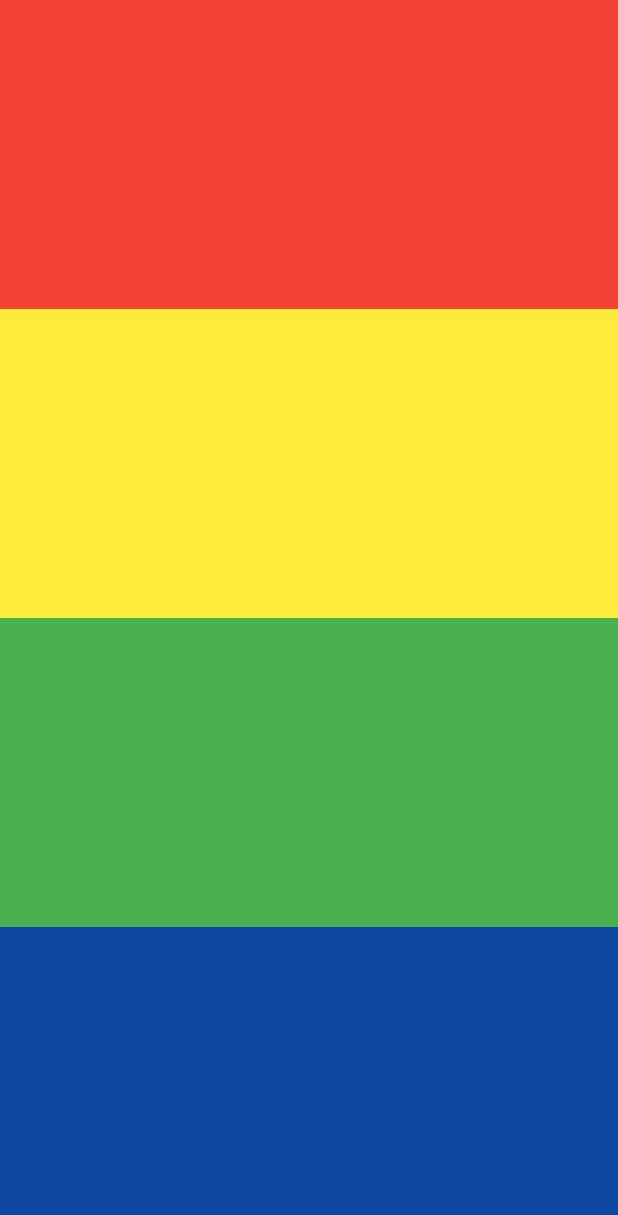
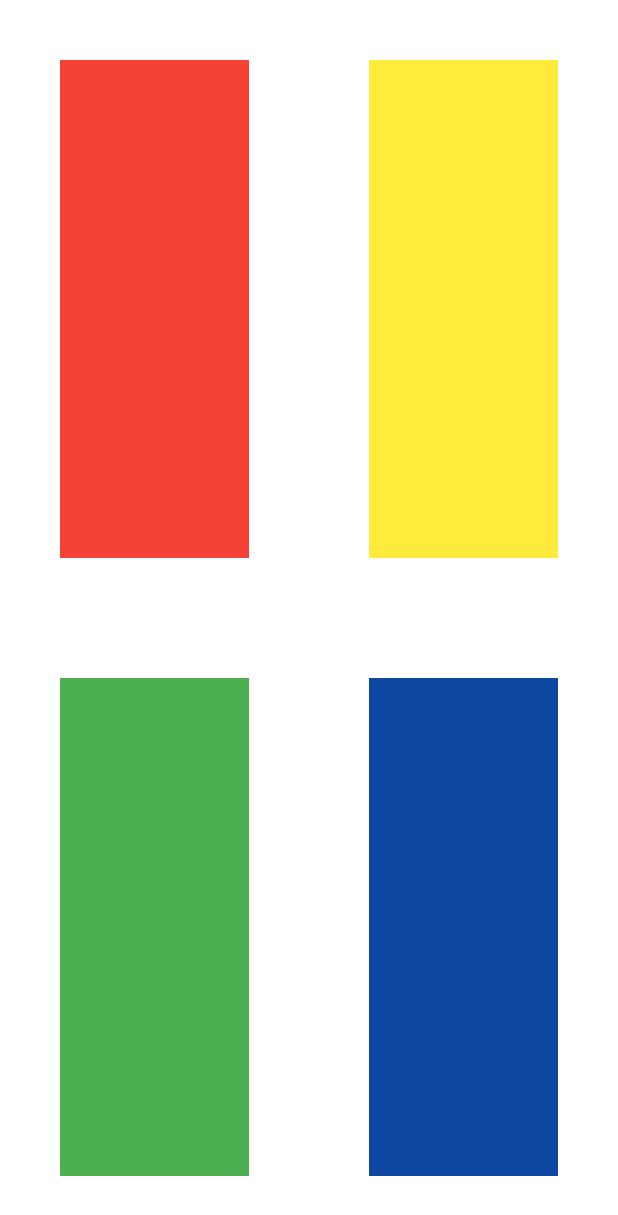
Before and after one commit to rhornig/parrot-trainer, a Flutter app: the screen it shows after launch, on a phone screen of 412 x 824 dp. Shown: the top 1215 px of the screen. Run offline on Flutter 3.47's test engine with Material 2 defaults, Android fonts, the phone set to English and light mode, and no system bars; missing offline and left inert: soundpool, soundpool_web; statements that could not run were skipped.

Commit message:
grid layout with borders

```diff
--- a/lib/main.dart
+++ b/lib/main.dart
@@ -21,14 +21,15 @@ class ParrotTrainerApp extends StatelessWidget {
     _soundPool.play(keySound[soundNumber - 1]);
   }
 
-  Widget buildKey({required Color color, required int soundNumber}) {
+  Widget buildTarget({Color color = Colors.black, double size = 0, required int soundNumber}) {
     return Expanded(
-      child: GestureDetector(
-        onTapDown: (TapDownDetails d) {
-          playSound(soundNumber);
-        },
-        child: Container(
-          color: color,
+      child: Container(
+        margin: EdgeInsets.all(size),
+        child: GestureDetector(
+          onTapDown: (TapDownDetails d) {
+            playSound(soundNumber);
+          },
+          child: Container(color: color),
         ),
       ),
     );
@@ -36,17 +37,33 @@ class ParrotTrainerApp extends StatelessWidget {
 
   @override
   Widget build(BuildContext context) {
+    double targetSize = 40;
     return MaterialApp(
       home: Scaffold(
-        backgroundColor: Colors.black,
+        backgroundColor: Colors.white60,
         body: SafeArea(
           child: Column(
-            crossAxisAlignment: CrossAxisAlignment.stretch,
-            children: <Widget>[
-              buildKey(color: Colors.red, soundNumber: 1),
-              buildKey(color: Colors.yellow, soundNumber: 3),
-              buildKey(color: Colors.green, soundNumber: 4),
-              buildKey(color: Colors.blue.shade900, soundNumber: 6),
+            children: [
+              Expanded(
+                flex: 1,
+                child: Row(
+                  crossAxisAlignment: CrossAxisAlignment.center,
+                  children: <Widget>[
+                    buildTarget(color: Colors.red, size: targetSize, soundNumber: 1),
+                    buildTarget(color: Colors.yellow, size: targetSize, soundNumber: 3),
+                  ],
+                ),
+              ),
+              Expanded(
+                flex: 1,
+                child: Row(
+                  crossAxisAlignment: CrossAxisAlignment.center,
+                  children: <Widget>[
+                    buildTarget(color: Colors.green, size: targetSize, soundNumber: 4),
+                    buildTarget(color: Colors.blue.shade900, size: targetSize, soundNumber: 6)
+                  ],
+                ),
+              ),
             ],
           ),
         ),
```
Also changed, not shown: 1 other file.
